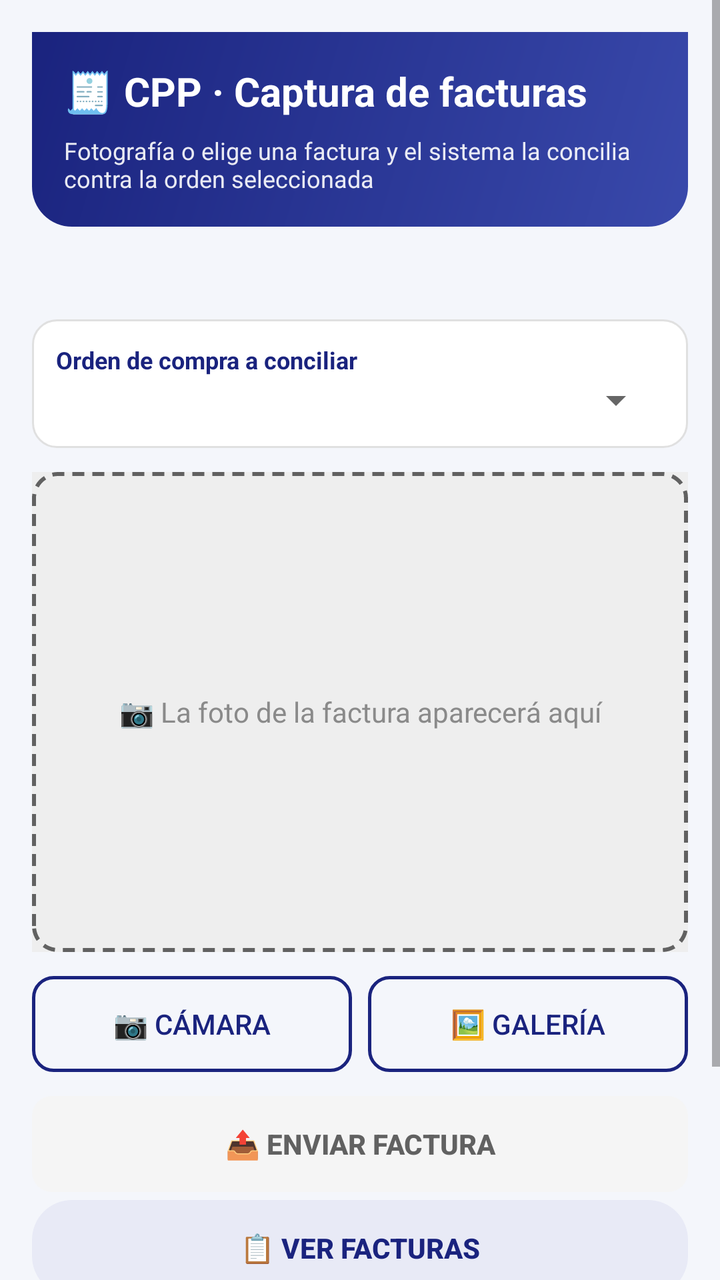
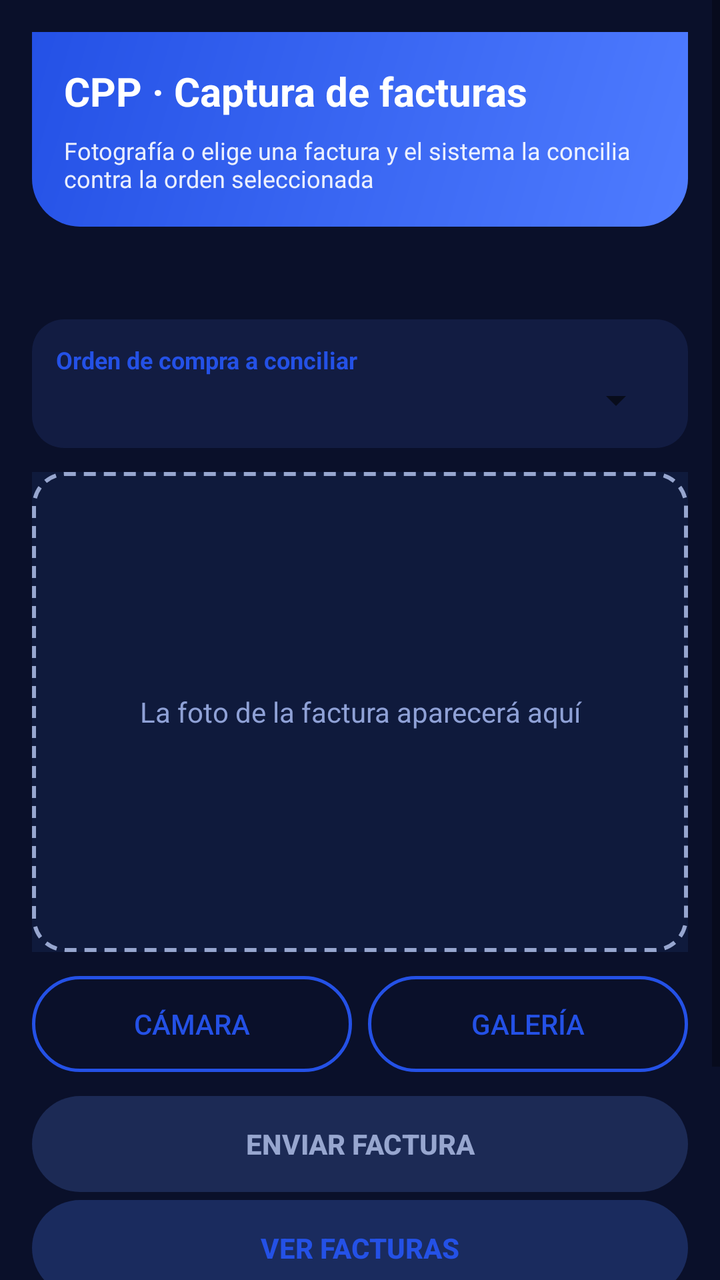

Two renders of the same Android screen: before a commit and after it. Below are the layout's source before the change and the commit's diff.
<!-- AndroidManifest.xml: application theme Theme.CPP -->
<!-- res/layout/activity_main.xml -->
<?xml version="1.0" encoding="utf-8"?>
<ScrollView xmlns:android="http://schemas.android.com/apk/res/android"
    android:layout_width="match_parent"
    android:layout_height="match_parent"
    android:fillViewport="true">

    <LinearLayout
        android:layout_width="match_parent"
        android:layout_height="wrap_content"
        android:background="@color/fondo_pantalla"
        android:orientation="vertical"
        android:padding="16dp">

        
        <LinearLayout
            android:layout_width="match_parent"
            android:layout_height="wrap_content"
            android:layout_marginBottom="16dp"
            android:background="@drawable/bg_encabezado"
            android:orientation="vertical"
            android:padding="16dp">

            <TextView
                android:id="@+id/txtTitulo"
                android:layout_width="match_parent"
                android:layout_height="wrap_content"
                android:text="@string/titulo"
                android:textColor="@color/blanco"
                android:textSize="20sp"
                android:textStyle="bold" />

            <TextView
                android:id="@+id/txtSubtitulo"
                android:layout_width="match_parent"
                android:layout_height="wrap_content"
                android:layout_marginTop="8dp"
                android:text="@string/subtitulo"
                android:textColor="@color/blanco_90"
                android:textSize="12sp" />
        </LinearLayout>

        
        <TextView
            android:id="@+id/txtSesion"
            android:layout_width="match_parent"
            android:layout_height="wrap_content"
            android:layout_marginBottom="10dp"
            android:textColor="@color/texto_normal"
            android:textSize="12sp"
            android:textStyle="bold" />

        
        <LinearLayout
            android:layout_width="match_parent"
            android:layout_height="wrap_content"
            android:layout_marginTop="4dp"
            android:layout_marginBottom="12dp"
            android:background="@drawable/bg_tarjeta_blanca"
            android:orientation="vertical"
            android:padding="12dp">

            <TextView
                android:layout_width="match_parent"
                android:layout_height="wrap_content"
                android:text="@string/label_orden"
                android:textColor="@color/primario"
                android:textSize="12sp"
                android:textStyle="bold" />

            <Spinner
                android:id="@+id/spOrdenes"
                android:layout_width="match_parent"
                android:layout_height="wrap_content" />
        </LinearLayout>

        
        <FrameLayout
            android:layout_width="match_parent"
            android:layout_height="240dp"
            android:layout_marginBottom="12dp">

            <ImageView
                android:id="@+id/imgPreview"
                android:layout_width="match_parent"
                android:layout_height="match_parent"
                android:background="@color/fondo_preview"
                android:contentDescription="@string/desc_preview"
                android:scaleType="fitCenter" />

            <TextView
                android:id="@+id/txtPreviewHint"
                android:layout_width="match_parent"
                android:layout_height="match_parent"
                android:background="@drawable/bg_placeholder_preview"
                android:gravity="center"
                android:padding="16dp"
                android:text="@string/hint_preview"
                android:textColor="@color/hint_sobre_tarjeta"
                android:textSize="14sp" />
        </FrameLayout>

        
        <LinearLayout
            android:layout_width="match_parent"
            android:layout_height="wrap_content"
            android:orientation="horizontal">

            <Button
                android:id="@+id/btnFoto"
                android:layout_width="0dp"
                android:layout_height="wrap_content"
                android:layout_weight="1"
                android:background="@drawable/bg_boton_secundario"
                android:text="@string/btn_foto"
                android:textColor="@color/primario" />

            <Button
                android:id="@+id/btnGaleria"
                android:layout_width="0dp"
                android:layout_height="wrap_content"
                android:layout_marginStart="8dp"
                android:layout_weight="1"
                android:background="@drawable/bg_boton_secundario"
                android:text="@string/btn_galeria"
                android:textColor="@color/primario" />
        </LinearLayout>

        
        <Button
            android:id="@+id/btnEnviar"
            android:layout_width="match_parent"
            android:layout_height="wrap_content"
            android:layout_marginTop="12dp"
            android:background="@drawable/bg_boton_principal"
            android:enabled="false"
            android:text="@string/btn_enviar"
            android:textColor="@color/texto_boton_principal"
            android:textStyle="bold" />

        
        <Button
            android:id="@+id/btnLista"
            style="?android:attr/borderlessButtonStyle"
            android:layout_width="match_parent"
            android:layout_height="wrap_content"
            android:layout_marginTop="4dp"
            android:background="@drawable/bg_boton_pill"
            android:text="@string/btn_lista"
            android:textColor="@color/primario"
            android:textStyle="bold" />

        
        <Button
            android:id="@+id/btnPagos"
            style="?android:attr/borderlessButtonStyle"
            android:layout_width="match_parent"
            android:layout_height="wrap_content"
            android:layout_marginTop="4dp"
            android:background="@drawable/bg_boton_pill"
            android:text="@string/btn_pagos"
            android:textColor="@color/verde_ok"
            android:textStyle="bold" />

        
        <LinearLayout
            android:layout_width="match_parent"
            android:layout_height="wrap_content"
            android:layout_marginTop="4dp"
            android:orientation="horizontal">

            <Button
                android:id="@+id/btnAdmin"
                style="?android:attr/borderlessButtonStyle"
                android:layout_width="0dp"
                android:layout_height="wrap_content"
                android:layout_weight="1"
                android:background="@drawable/bg_boton_pill"
                android:text="@string/btn_admin"
                android:textColor="@color/primario" />

            <Button
                android:id="@+id/btnSalir"
                style="?android:attr/borderlessButtonStyle"
                android:layout_width="0dp"
                android:layout_height="wrap_content"
                android:layout_marginStart="8dp"
                android:layout_weight="1"
                android:background="@drawable/bg_boton_pill"
                android:text="@string/btn_salir"
                android:textColor="@color/rojo_error" />
        </LinearLayout>

        <ProgressBar
            android:id="@+id/barraEnvio"
            android:layout_width="wrap_content"
            android:layout_height="wrap_content"
            android:layout_gravity="center_horizontal"
            android:layout_marginTop="12dp"
            android:indeterminateTint="@color/acento"
            android:visibility="gone" />

        
        <TextView
            android:id="@+id/txtResultado"
            android:layout_width="match_parent"
            android:layout_height="wrap_content"
            android:layout_marginTop="12dp"
            android:background="@drawable/bg_veredicto"
            android:padding="14dp"
            android:textColor="@color/texto_normal"
            android:textIsSelectable="true"
            android:textSize="14sp"
            android:visibility="gone" />
    </LinearLayout>
</ScrollView>
<!-- resources referenced by this layout -->
<resources>
  <color name="acento">#FF6F00</color>
  <color name="fondo_pantalla">#F4F6FB</color>
  <color name="fondo_preview">#EEEEEE</color>
  <color name="hint_sobre_tarjeta">#8A8A8A</color>
  <color name="primario">#1A237E</color>
  <color name="rojo_error">#C62828</color>
  <color name="texto_normal">#212121</color>
  <color name="verde_ok">#2E7D32</color>
  <!-- drawable bg_boton_pill (drawable) -->
  <?xml version="1.0" encoding="utf-8"?>
  <shape xmlns:android="http://schemas.android.com/apk/res/android"
      android:shape="rectangle">
      <corners android:radius="20dp" />
      <solid android:color="@color/primario_pastel" />
  </shape>
  <!-- drawable bg_boton_principal (drawable) -->
  <?xml version="1.0" encoding="utf-8"?>
  <selector xmlns:android="http://schemas.android.com/apk/res/android">
      <item android:state_enabled="false">
          <shape android:shape="rectangle">
              <corners android:radius="10dp" />
              <solid android:color="@color/gris_pendiente_claro" />
          </shape>
      </item>
      <item>
          <shape android:shape="rectangle">
              <corners android:radius="10dp" />
              <solid android:color="@color/acento" />
          </shape>
      </item>
  </selector>
  <!-- drawable bg_boton_secundario (drawable) -->
  <?xml version="1.0" encoding="utf-8"?>
  <shape xmlns:android="http://schemas.android.com/apk/res/android"
      android:shape="rectangle">
      <corners android:radius="10dp" />
      <solid android:color="@android:color/transparent" />
      <stroke
          android:width="1.5dp"
          android:color="@color/primario" />
  </shape>
  <!-- drawable bg_encabezado (drawable) -->
  <?xml version="1.0" encoding="utf-8"?>
  <shape xmlns:android="http://schemas.android.com/apk/res/android"
      android:shape="rectangle">
      <gradient
          android:angle="315"
          android:endColor="@color/primario_medio"
          android:startColor="@color/primario" />
      <corners
          android:bottomLeftRadius="20dp"
          android:bottomRightRadius="20dp" />
  </shape>
  <!-- drawable bg_placeholder_preview (drawable) -->
  <?xml version="1.0" encoding="utf-8"?>
  <shape xmlns:android="http://schemas.android.com/apk/res/android"
      android:shape="rectangle">
      <corners android:radius="12dp" />
      <solid android:color="@color/fondo_preview" />
      <stroke
          android:width="2dp"
          android:color="@color/gris_pendiente"
          android:dashWidth="6dp"
          android:dashGap="4dp" />
  </shape>
  <!-- drawable bg_tarjeta_blanca (drawable) -->
  <?xml version="1.0" encoding="utf-8"?>
  <shape xmlns:android="http://schemas.android.com/apk/res/android"
      android:shape="rectangle">
      <corners android:radius="12dp" />
      <solid android:color="@color/blanco" />
      <stroke
          android:width="1dp"
          android:color="@color/borde_tarjeta" />
  </shape>
  <!-- drawable bg_veredicto (drawable) -->
  <?xml version="1.0" encoding="utf-8"?>
  <shape xmlns:android="http://schemas.android.com/apk/res/android"
      android:shape="rectangle">
      <corners android:radius="12dp" />
      <solid android:color="@color/blanco" />
      <stroke
          android:width="1dp"
          android:color="@color/borde_tarjeta" />
  </shape>
  <string name="btn_admin">⚙️ Administración</string>
  <string name="btn_enviar">📤 Enviar factura</string>
  <string name="btn_foto">📷 Cámara</string>
  <string name="btn_galeria">🖼️ Galería</string>
  <string name="btn_lista">📋 Ver facturas</string>
  <string name="btn_pagos">💰 Cuentas por pagar</string>
  <string name="btn_salir">🚪 Cerrar sesión</string>
  <string name="hint_preview">📷 La foto de la factura aparecerá aquí</string>
  <string name="titulo">🧾 CPP · Captura de facturas</string>
  <style name="Theme.CPP" parent="Theme.AppCompat.DayNight.DarkActionBar">
          <item name="colorPrimary">@color/primario</item>
          <item name="colorPrimaryDark">@color/primario_oscuro</item>
          <item name="colorAccent">@color/acento</item>
      </style>
  <color name="primario_pastel">#E8EAF6</color>
  <color name="gris_pendiente_claro">#F5F5F5</color>
  <color name="primario_medio">#3949AB</color>
  <color name="gris_pendiente">#616161</color>
  <color name="borde_tarjeta">#E0E0E0</color>
  <color name="primario_oscuro">#0D1442</color>
  <!-- unchanged entries left out for length: 5 -->
</resources>

<!-- the commit's change to res/layout/activity_main.xml (unified diff, before → after) -->
@@ -2,7 +2,8 @@
 <ScrollView xmlns:android="http://schemas.android.com/apk/res/android"
     android:layout_width="match_parent"
     android:layout_height="match_parent"
-    android:fillViewport="true">
+    android:fillViewport="true"
+    android:fitsSystemWindows="true">
 
     <LinearLayout
         android:layout_width="match_parent"
<!-- resource entries referenced after the edit -->
@@ -1,18 +1,18 @@
 <!-- resources referenced by this layout -->
 <resources>
-  <color name="acento">#FF6F00</color>
-  <color name="fondo_pantalla">#F4F6FB</color>
-  <color name="fondo_preview">#EEEEEE</color>
-  <color name="hint_sobre_tarjeta">#8A8A8A</color>
-  <color name="primario">#1A237E</color>
-  <color name="rojo_error">#C62828</color>
-  <color name="texto_normal">#212121</color>
-  <color name="verde_ok">#2E7D32</color>
+  <color name="acento">#3D6DFF</color>
+  <color name="fondo_pantalla">#0A102A</color>
+  <color name="fondo_preview">#0F1A3C</color>
+  <color name="hint_sobre_tarjeta">#8FA1D6</color>
+  <color name="primario">#2451E6</color>
+  <color name="rojo_error">#FF7B8F</color>
+  <color name="texto_normal">#D9E2FF</color>
+  <color name="verde_ok">#6FE39B</color>
   <!-- drawable bg_boton_pill (drawable) -->
   <?xml version="1.0" encoding="utf-8"?>
   <shape xmlns:android="http://schemas.android.com/apk/res/android"
       android:shape="rectangle">
-      <corners android:radius="20dp" />
+      <corners android:radius="26dp" />
       <solid android:color="@color/primario_pastel" />
   </shape>
   <!-- drawable bg_boton_principal (drawable) -->
@@ -20,13 +20,13 @@
   <selector xmlns:android="http://schemas.android.com/apk/res/android">
       <item android:state_enabled="false">
           <shape android:shape="rectangle">
-              <corners android:radius="10dp" />
+              <corners android:radius="28dp" />
               <solid android:color="@color/gris_pendiente_claro" />
           </shape>
       </item>
       <item>
           <shape android:shape="rectangle">
-              <corners android:radius="10dp" />
+              <corners android:radius="28dp" />
               <solid android:color="@color/acento" />
           </shape>
       </item>
@@ -35,7 +35,7 @@
   <?xml version="1.0" encoding="utf-8"?>
   <shape xmlns:android="http://schemas.android.com/apk/res/android"
       android:shape="rectangle">
-      <corners android:radius="10dp" />
+      <corners android:radius="28dp" />
       <solid android:color="@android:color/transparent" />
       <stroke
           android:width="1.5dp"
@@ -50,14 +50,14 @@
           android:endColor="@color/primario_medio"
           android:startColor="@color/primario" />
       <corners
-          android:bottomLeftRadius="20dp"
-          android:bottomRightRadius="20dp" />
+          android:bottomLeftRadius="24dp"
+          android:bottomRightRadius="24dp" />
   </shape>
   <!-- drawable bg_placeholder_preview (drawable) -->
   <?xml version="1.0" encoding="utf-8"?>
   <shape xmlns:android="http://schemas.android.com/apk/res/android"
       android:shape="rectangle">
-      <corners android:radius="12dp" />
+      <corners android:radius="16dp" />
       <solid android:color="@color/fondo_preview" />
       <stroke
           android:width="2dp"
@@ -69,42 +69,52 @@
   <?xml version="1.0" encoding="utf-8"?>
   <shape xmlns:android="http://schemas.android.com/apk/res/android"
       android:shape="rectangle">
-      <corners android:radius="12dp" />
-      <solid android:color="@color/blanco" />
-      <stroke
-          android:width="1dp"
-          android:color="@color/borde_tarjeta" />
+      <corners android:radius="16dp" />
+      <solid android:color="@color/tarjeta" />
   </shape>
   <!-- drawable bg_veredicto (drawable) -->
   <?xml version="1.0" encoding="utf-8"?>
   <shape xmlns:android="http://schemas.android.com/apk/res/android"
       android:shape="rectangle">
-      <corners android:radius="12dp" />
-      <solid android:color="@color/blanco" />
-      <stroke
-          android:width="1dp"
-          android:color="@color/borde_tarjeta" />
+      <corners android:radius="16dp" />
+      <solid android:color="@color/tarjeta" />
   </shape>
-  <string name="btn_admin">⚙️ Administración</string>
-  <string name="btn_enviar">📤 Enviar factura</string>
-  <string name="btn_foto">📷 Cámara</string>
-  <string name="btn_galeria">🖼️ Galería</string>
-  <string name="btn_lista">📋 Ver facturas</string>
-  <string name="btn_pagos">💰 Cuentas por pagar</string>
-  <string name="btn_salir">🚪 Cerrar sesión</string>
-  <string name="hint_preview">📷 La foto de la factura aparecerá aquí</string>
-  <string name="titulo">🧾 CPP · Captura de facturas</string>
+  <string name="btn_admin">Administración</string>
+  <string name="btn_enviar">Enviar factura</string>
+  <string name="btn_foto">Cámara</string>
+  <string name="btn_galeria">Galería</string>
+  <string name="btn_lista">Ver facturas</string>
+  <string name="btn_pagos">Cuentas por pagar</string>
+  <string name="btn_salir">Cerrar sesión</string>
+  <string name="hint_preview">La foto de la factura aparecerá aquí</string>
+  <string name="titulo">CPP · Captura de facturas</string>
   <style name="Theme.CPP" parent="Theme.AppCompat.DayNight.DarkActionBar">
           <item name="colorPrimary">@color/primario</item>
           <item name="colorPrimaryDark">@color/primario_oscuro</item>
           <item name="colorAccent">@color/acento</item>
+          <item name="android:windowBackground">@color/fondo_pantalla</item>
+          
+          <item name="android:forceDarkAllowed">false</item>
+          <item name="android:colorBackground">@color/fondo_pantalla</item>
+          <item name="alertDialogTheme">@style/CPPDialogo</item>
+          <item name="android:textColorHint">@color/hint_sobre_tarjeta</item>
       </style>
-  <color name="primario_pastel">#E8EAF6</color>
-  <color name="gris_pendiente_claro">#F5F5F5</color>
-  <color name="primario_medio">#3949AB</color>
-  <color name="gris_pendiente">#616161</color>
-  <color name="borde_tarjeta">#E0E0E0</color>
-  <color name="primario_oscuro">#0D1442</color>
+  <color name="primario_pastel">#1A2B5E</color>
+  <color name="gris_pendiente_claro">#1C2A55</color>
+  <color name="primario_medio">#4F7CFF</color>
+  <color name="gris_pendiente">#97A6CF</color>
+  <color name="tarjeta">#121C42</color>
+  <color name="primario_oscuro">#0A1230</color>
+  <style name="CPPDialogo" parent="Theme.AppCompat.Dialog.Alert">
+          <item name="android:windowBackground">@drawable/bg_tarjeta_blanca</item>
+          <item name="colorAccent">@color/acento</item>
+          <item name="android:textColor">@color/texto_sobre_tarjeta</item>
+          <item name="android:textColorPrimary">@color/texto_sobre_tarjeta</item>
+          <item name="android:textColorHint">@color/hint_sobre_tarjeta</item>
+          <item name="colorControlActivated">@color/acento</item>
+          <item name="colorControlNormal">@color/hint_sobre_tarjeta</item>
+      </style>
+  <color name="texto_sobre_tarjeta">#E4EBFF</color>
   <!-- unchanged entries left out for length: 5 -->
 </resources>
 
